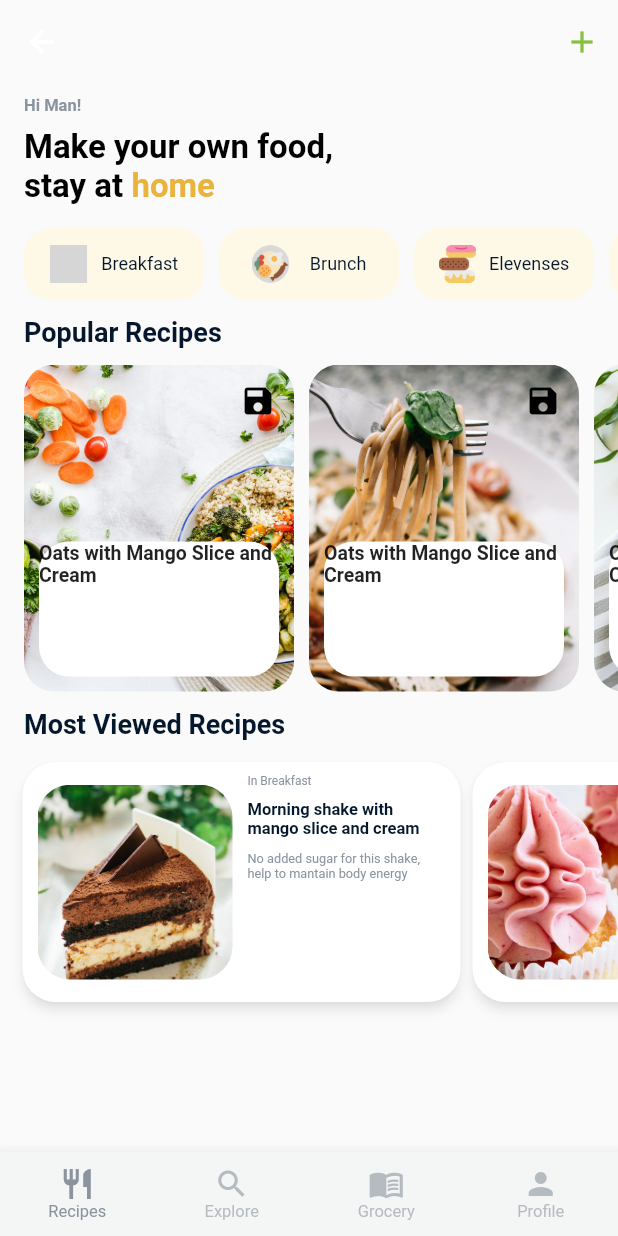
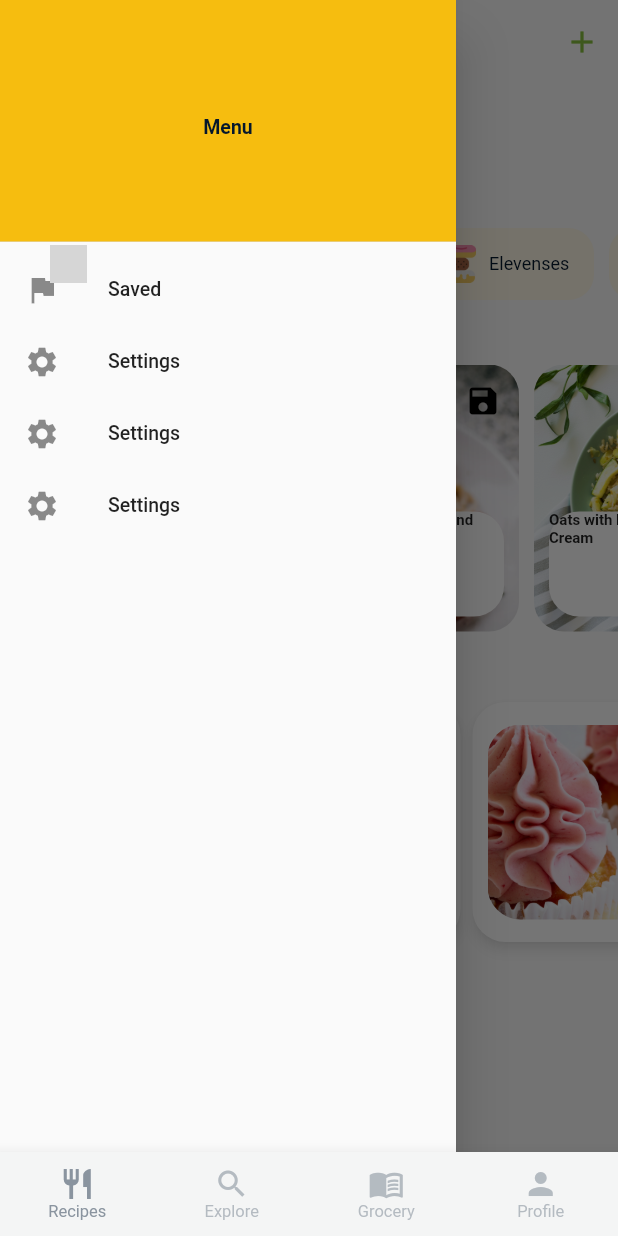
Before and after one commit to samuel051998/ProjectX, a Flutter app: the HomeScreen screen opened by its route, with the side drawer open (before the commit the screen has no drawer), on a phone screen of 412 x 824 dp. Run offline on Flutter 3.47's test engine with Material 2 defaults, Android fonts, the light colour scheme and no system bars; missing offline and left inert: flappy_search_bar; grey boxes are pictures that could not be loaded.

Commit message:
Rename filter items in meals, add drawer to appbar, custom drawer test

```diff
--- a/dailyrecipesflutter/lib/screens/home/components/drawer.dart
+++ /dev/null
@@ -1,21 +0,0 @@
-import 'package:flutter/material.dart';
-
-class DrawerWidget extends StatelessWidget {
-  @override
-  Widget build(BuildContext context) {
-    return Drawer(
-      child: ListView(
-        padding: EdgeInsets.zero,
-        children: <Widget>[
-          Container(
-            child: ListTile(
-              leading: Icon(Icons.settings),
-              title: Text('Settings'),
-              dense: true,
-            ),
-          )
-        ],
-      ),
-    );
-  }
-}
--- a/dailyrecipesflutter/lib/screens/home/components/topappbar.dart
+++ /dev/null
@@ -1,28 +0,0 @@
-import 'package:flutter/material.dart';
-import '../../../constants.dart';
-
-// ignore: must_be_immutable
-class TopAppBar extends StatelessWidget {
-
-  Widget appBarTitle = new Text("");
-  Icon actionIcon = new Icon(Icons.add);
-
-  @override
-  Widget build(BuildContext context) {
-    return AppBar(
-      shadowColor: Colors.transparent,
-      title: appBarTitle,
-      centerTitle: true,
-      backgroundColor: Colors.transparent,
-      actions: <Widget>[
-        new IconButton(
-          splashColor: Colors.transparent,
-          icon: actionIcon,
-          highlightColor: Colors.transparent,
-          onPressed: () {},
-          color: kPrimaryColor,
-        )
-      ]
-    );
-  }
-}
--- a/dailyrecipesflutter/lib/screens/home/home_screen.dart
+++ b/dailyrecipesflutter/lib/screens/home/home_screen.dart
@@ -1,6 +1,5 @@
 import 'package:flutter/material.dart';
 import '../../constants.dart';
-import 'components/topappbar.dart';
 import 'tabs/explore/explore_tab.dart';
 import 'tabs/grocery/grocery_tab.dart';
 import 'tabs/profile/profile_tab.dart';
@@ -34,10 +33,6 @@ class _HomeScreenState extends State<HomeScreen> {
     return DefaultTabController(
       length: 4,
       child: Scaffold(
-        appBar: PreferredSize(
-          preferredSize: Size.fromHeight(60),
-          child: TopAppBar(),
-        ),
         body: Center(
           child: tabs.elementAt(_selectedIndex),
         ),
--- a/dailyrecipesflutter/lib/screens/home/tabs/recipes/components/body.dart
+++ b/dailyrecipesflutter/lib/screens/home/tabs/recipes/components/body.dart
@@ -1,7 +1,7 @@
 import 'package:dailyrecipesflutter/constants.dart';
 import 'package:dailyrecipesflutter/screens/home/tabs/recipes/components/cardsListViewShort.dart';
 import 'package:dailyrecipesflutter/screens/home/tabs/recipes/components/cardsListViewShortLong.dart';
-import 'package:dailyrecipesflutter/screens/home/tabs/recipes/components/filtersListView.dart';
+import 'package:dailyrecipesflutter/screens/home/tabs/recipes/components/mealsListView.dart';
 import 'package:flutter/material.dart';
 
 class Body extends StatelessWidget {
@@ -50,31 +50,10 @@ class Body extends StatelessWidget {
                     ),
                   ),
                 ),
-                /*GestureDetector(
-                  onTap: () {
-                    Navigator.push(
-                      context,
-                      MaterialPageRoute(
-                        builder: (context) => Filters(),
-                      )
-                    );
-                  },
-                  child: Container(
-                    width: 50.0,
-                    height: 50.0,
-                    decoration: BoxDecoration(
-                      color: Colors.orangeAccent,
-                      borderRadius: BorderRadius.all(Radius.circular(10.0))
-                    ),
-                    child: Icon(
-                      Icons.filter,
-                    ),
-                  ),
-                )*/
               ],
             ),
           ),
-          FIlterListView(),
+          MealsListView(),
           Align(
             alignment: Alignment.topLeft,
             child: Padding(
--- a/dailyrecipesflutter/lib/screens/home/tabs/recipes/components/cardsListViewShort.dart
+++ b/dailyrecipesflutter/lib/screens/home/tabs/recipes/components/cardsListViewShort.dart
@@ -5,7 +5,7 @@ class CardsListViewShort extends StatelessWidget {
   @override
   Widget build(BuildContext context) {
     return Container(
-      height: 240.0,
+      height: 200.0,
       child: ListView(
         scrollDirection: Axis.horizontal,
         padding: const EdgeInsets.all(11.0),
--- /dev/null
+++ b/dailyrecipesflutter/lib/screens/home/tabs/recipes/components/drawer.dart
@@ -0,0 +1,54 @@
+import 'package:dailyrecipesflutter/constants.dart';
+import 'package:flutter/material.dart';
+
+class DrawerWidget extends StatelessWidget {
+  @override
+  Widget build(BuildContext context) {
+    return Drawer(
+      child: ListView(
+        padding: EdgeInsets.zero,
+        children: <Widget>[
+          DrawerHeader(
+            child: Row(
+              mainAxisAlignment: MainAxisAlignment.center,
+              crossAxisAlignment: CrossAxisAlignment.center,
+              children: <Widget>[
+                Text(
+                  'Menu',
+                  style: TextStyle(
+                    color: kTextColor,
+                    fontSize: 13.0,
+                    fontWeight: FontWeight.bold,
+                  ),
+                ),
+              ],
+            ),
+            decoration: BoxDecoration(
+              color: Color(0xFFF6BD0F),
+            ),
+          ),
+          ListTile(
+            leading: Icon(Icons.flag),
+            title: Text('Saved'),
+            dense: true,
+          ),
+          ListTile(
+            leading: Icon(Icons.settings),
+            title: Text('Settings'),
+            dense: true,
+          ),
+          ListTile(
+            leading: Icon(Icons.settings),
+            title: Text('Settings'),
+            dense: true,
+          ),
+          ListTile(
+            leading: Icon(Icons.settings),
+            title: Text('Settings'),
+            dense: true,
+          ),
+        ],
+      ),
+    );
+  }
+}
--- a/dailyrecipesflutter/lib/screens/home/tabs/recipes/components/filterButton.dart
+++ b/dailyrecipesflutter/lib/screens/home/tabs/recipes/components/filterButton.dart
@@ -1,64 +1,19 @@
 import 'package:flutter/material.dart';
 
-import '../../../../../constants.dart';
-
-class FilterButton extends StatefulWidget {
-  final String imagePath;
-  final String text;
-
-  const FilterButton(this.imagePath, this.text);
-
-  @override
-  _FilterButtonState createState() => _FilterButtonState(imagePath, text);
-}
-
-class _FilterButtonState extends State<FilterButton> {
-  bool isPress = false;
-  final String _imagePath;
-  final String _text;
-
-  List<Color> _colorsActive = [Color(0xFFF6BD0F), Color(0xFFFED431)];
-  List<Color> _colorsInactive = [Color(0xFFFEF8E6), Color(0xFFFEF8E7)];
-  List<double> _stops = [0.0, 0.7];
-
-  _FilterButtonState(this._imagePath, this._text);
-
+class FilterButton extends StatelessWidget {
   @override
   Widget build(BuildContext context) {
-    return Padding(
-      padding: const EdgeInsets.symmetric(horizontal: 5.0),
-      child: GestureDetector(
-        onTap: () => setState(() => isPress = !isPress),
-        child: Container(
-          width: 120.0,
-          decoration: BoxDecoration(
-            gradient: isPress
-                ? LinearGradient(colors: _colorsActive, stops: _stops)
-                : LinearGradient(colors: _colorsInactive, stops: _stops),
-            borderRadius: BorderRadius.all(Radius.circular(17.0)),
-          ),
-          child: Padding(
-            padding: const EdgeInsets.all(8.0),
-            child: Row(
-              mainAxisAlignment: MainAxisAlignment.spaceEvenly,
-              crossAxisAlignment: CrossAxisAlignment.center,
-              children: <Widget>[
-                Image(
-                  image: AssetImage(_imagePath),
-                  width: 25.0,
-                  height: 25.0,
-                ),
-                Text(
-                  _text,
-                  style: TextStyle(
-                    fontSize: 12.0,
-                    fontWeight: FontWeight.normal,
-                    color: kTextColor,
-                  ),
-                )
-              ],
-            ),
-          ),
+    return GestureDetector(
+      onTap: () {},
+      child: Container(
+        width: 30.0,
+        height: 30.0,
+        decoration: BoxDecoration(
+          color: Color(0xFFF6BD0F),
+          borderRadius: BorderRadius.all(Radius.circular(10.0)),
+        ),
+        child: Icon(
+          Icons.filter,
         ),
       ),
     );
--- a/dailyrecipesflutter/lib/screens/home/tabs/recipes/components/filters.dart
+++ /dev/null
@@ -1,18 +0,0 @@
-/*import 'package:dailyrecipesflutter/screens/home/tabs/recipes/components/filterButton.dart';
-import 'package:flutter/material.dart';
-import 'filterButton.dart';
-
-class Filters extends StatelessWidget {
-  @override
-  Widget build(BuildContext context) {
-    return Scaffold(
-      appBar: AppBar(),
-      body: Column(
-        children: <Widget>[
-
-          FilterButton()
-        ],
-      ),
-    );
-  }
-}*/
--- a/dailyrecipesflutter/lib/screens/home/tabs/recipes/components/filtersListView.dart
+++ /dev/null
@@ -1,24 +0,0 @@
-import 'package:flutter/material.dart';
-import 'filterButton.dart';
-
-class FIlterListView extends StatelessWidget {
-  @override
-  Widget build(BuildContext context) {
-    return Container(
-      height: 70.0,
-      child: ListView(
-        scrollDirection: Axis.horizontal,
-        padding: const EdgeInsets.all(11.0),
-        children: <FilterButton>[
-          FilterButton('assets/images/icons/meals/breakfast.png', 'Breakfast'),
-          FilterButton('assets/images/icons/meals/brunch.png', 'Brunch'),
-          FilterButton('assets/images/icons/meals/elevenses.png', 'Elevenses'),
-          FilterButton('assets/images/icons/meals/lunch.png', 'Lunch'),
-          FilterButton('assets/images/icons/meals/tea.png', 'Tea'),
-          FilterButton('assets/images/icons/meals/supper.png', 'Supper'),
-          FilterButton('assets/images/icons/meals/dinner.png', 'Dinner'),
-        ],
-      ),
-    );
-  }
-}
--- /dev/null
+++ b/dailyrecipesflutter/lib/screens/home/tabs/recipes/components/mealsButton.dart
@@ -0,0 +1,66 @@
+import 'package:flutter/material.dart';
+
+import '../../../../../constants.dart';
+
+class MealsButton extends StatefulWidget {
+  final String imagePath;
+  final String text;
+
+  const MealsButton(this.imagePath, this.text);
+
+  @override
+  _MealsButtonState createState() => _MealsButtonState(imagePath, text);
+}
+
+class _MealsButtonState extends State<MealsButton> {
+  bool isPress = false;
+  final String _imagePath;
+  final String _text;
+
+  List<Color> _colorsActive = [Color(0xFFF6BD0F), Color(0xFFFED431)];
+  List<Color> _colorsInactive = [Color(0xFFFEF8E6), Color(0xFFFEF8E7)];
+  List<double> _stops = [0.0, 0.7];
+
+  _MealsButtonState(this._imagePath, this._text);
+
+  @override
+  Widget build(BuildContext context) {
+    return Padding(
+      padding: const EdgeInsets.symmetric(horizontal: 5.0),
+      child: GestureDetector(
+        onTap: () => setState(() => isPress = !isPress),
+        child: Container(
+          width: 120.0,
+          decoration: BoxDecoration(
+            gradient: isPress
+                ? LinearGradient(colors: _colorsActive, stops: _stops)
+                : LinearGradient(colors: _colorsInactive, stops: _stops),
+            borderRadius: BorderRadius.all(Radius.circular(17.0)),
+          ),
+          child: Padding(
+            padding: const EdgeInsets.all(8.0),
+            child: Row(
+              mainAxisAlignment: MainAxisAlignment.spaceEvenly,
+              crossAxisAlignment: CrossAxisAlignment.center,
+              children: <Widget>[
+                Image(
+                  image: AssetImage(_imagePath),
+                  width: 25.0,
+                  height: 25.0,
+                ),
+                Text(
+                  _text,
+                  style: TextStyle(
+                    fontSize: 12.0,
+                    fontWeight: FontWeight.normal,
+                    color: kTextColor,
+                  ),
+                )
+              ],
+            ),
+          ),
+        ),
+      ),
+    );
+  }
+}
--- /dev/null
+++ b/dailyrecipesflutter/lib/screens/home/tabs/recipes/components/mealsListView.dart
@@ -0,0 +1,24 @@
+import 'package:flutter/material.dart';
+import 'mealsButton.dart';
+
+class MealsListView extends StatelessWidget {
+  @override
+  Widget build(BuildContext context) {
+    return Container(
+      height: 70.0,
+      child: ListView(
+        scrollDirection: Axis.horizontal,
+        padding: const EdgeInsets.all(11.0),
+        children: <MealsButton>[
+          MealsButton('assets/images/icons/meals/breakfast.png', 'Breakfast'),
+          MealsButton('assets/images/icons/meals/brunch.png', 'Brunch'),
+          MealsButton('assets/images/icons/meals/elevenses.png', 'Elevenses'),
+          MealsButton('assets/images/icons/meals/lunch.png', 'Lunch'),
+          MealsButton('assets/images/icons/meals/tea.png', 'Tea'),
+          MealsButton('assets/images/icons/meals/supper.png', 'Supper'),
+          MealsButton('assets/images/icons/meals/dinner.png', 'Dinner'),
+        ],
+      ),
+    );
+  }
+}
--- a/dailyrecipesflutter/lib/screens/home/tabs/recipes/components/myCardShort.dart
+++ b/dailyrecipesflutter/lib/screens/home/tabs/recipes/components/myCardShort.dart
@@ -24,7 +24,7 @@ class MyCardShort extends StatelessWidget {
     return Padding(
       padding: const EdgeInsets.symmetric(horizontal: 5.0),
       child: Container(
-        width: 180.0,
+        width: 160.0,
         child: Stack(
           alignment: Alignment.bottomCenter,
           children: <Widget>[
@@ -33,8 +33,8 @@ class MyCardShort extends StatelessWidget {
               child: ClipRRect(
                 borderRadius: BorderRadius.all(Radius.circular(20.0)),
                 child: Image(
-                  width: 180.0,
-                  height: 220.0,
+                  width: 160.0,
+                  height: 180.0,
                   image: AssetImage(_imagePath),
                   fit: BoxFit.cover,
                 ),
@@ -52,8 +52,8 @@ class MyCardShort extends StatelessWidget {
             Padding(
               padding: const EdgeInsets.only(bottom: 10.0),
               child: Container(
-                width: 160.0,
-                height: 90.0,
+                width: 140.0,
+                height: 70.0,
                 decoration: BoxDecoration(
                   color: Colors.white,
                   borderRadius: BorderRadius.all(Radius.circular(20.0))
@@ -63,7 +63,7 @@ class MyCardShort extends StatelessWidget {
                     Text(
                       'Oats with Mango Slice and Cream',
                       style: TextStyle(
-                        fontSize: 13,
+                        fontSize: 10.0,
                         fontWeight: FontWeight.bold
                       ),
                     )
--- /dev/null
+++ b/dailyrecipesflutter/lib/screens/home/tabs/recipes/components/searchRow.dart
@@ -0,0 +1,19 @@
+import 'package:flutter/material.dart';
+import 'filterButton.dart';
+import 'mySearch.dart';
+
+class SearchRow extends StatelessWidget {
+  @override
+  Widget build(BuildContext context) {
+    return Container(
+      width: double.infinity,
+      height: 70.0,
+      child: Row(
+        children: <Widget>[
+          MySearch(),
+          FilterButton(),
+        ],
+      ),
+    );
+  }
+}
--- /dev/null
+++ b/dailyrecipesflutter/lib/screens/home/tabs/recipes/components/topappbar.dart
@@ -0,0 +1,44 @@
+import 'package:flutter/material.dart';
+import '../../../../../constants.dart';
+
+// ignore: must_be_immutable
+class TopAppBar extends StatelessWidget {
+  Icon actionIcon = new Icon(Icons.add);
+
+  @override
+  Widget build(BuildContext context) {
+    return AppBar(
+      shadowColor: Colors.transparent,
+      title: Padding(
+        padding: EdgeInsets.symmetric(horizontal: 8.0),
+        child: Builder(
+          builder: (context) => GestureDetector(
+            onTap: () => Scaffold.of(context).openDrawer(),
+            child: Container(
+              width: 35.0,
+              height: 35.0,
+              decoration: BoxDecoration(
+                color: Colors.grey,
+                borderRadius: BorderRadius.all(Radius.circular(10.0)),
+              ),
+              child: Icon(
+                Icons.menu,
+              ),
+            ),
+          )
+        ),
+      ),
+      backgroundColor: Colors.transparent,
+      actions: <Widget>[
+        new IconButton(
+          splashColor: Colors.transparent,
+          icon: actionIcon,
+          highlightColor: Colors.transparent,
+          onPressed: () {},
+          color: kPrimaryColor,
+        )
+      ],
+      iconTheme: IconThemeData(color: Colors.black),
+    );
+  }
+}
--- a/dailyrecipesflutter/lib/screens/home/tabs/recipes/recipes_tab.dart
+++ b/dailyrecipesflutter/lib/screens/home/tabs/recipes/recipes_tab.dart
@@ -1,3 +1,5 @@
+import 'package:dailyrecipesflutter/screens/home/tabs/recipes/components/drawer.dart';
+import 'package:dailyrecipesflutter/screens/home/tabs/recipes/components/topappbar.dart';
 import 'package:flutter/material.dart';
 import 'components/body.dart';
 
@@ -6,6 +8,11 @@ class RecipesTab extends StatelessWidget {
   @override
   Widget build(BuildContext context) {
     return Scaffold(
+      drawer: DrawerWidget(),
+      appBar: PreferredSize(
+          preferredSize: Size.fromHeight(60),
+          child: TopAppBar(),
+      ),
       body: Body(),
     );
   }
```
